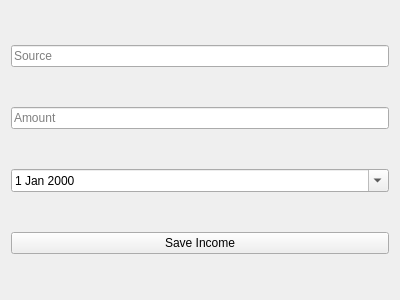
The window that testUserLoginProcedure/testUserLoginProcedure/incomeentry.ui (jentimanatol/QT) describes before a commit, drawn with Qt 5.
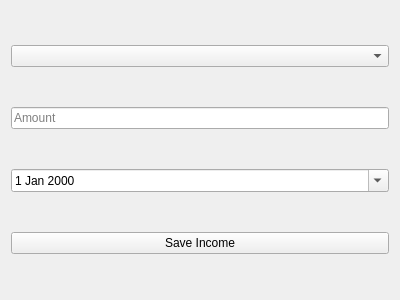
The same window after the commit.

Diff of the .ui file:
```diff
--- a/testUserLoginProcedure/testUserLoginProcedure/incomeentry.ui
+++ b/testUserLoginProcedure/testUserLoginProcedure/incomeentry.ui
@@ -15,9 +15,9 @@
   </property>
   <layout class="QVBoxLayout" name="verticalLayout">
     <item>
-     <widget class="QLineEdit" name="sourceLineEdit">
+     <widget class="QComboBox" name="sourceComboBox">
       <property name="placeholderText">
-       <string>Source</string>
+       <string>Select Source</string>
       </property>
      </widget>
     </item>
```
